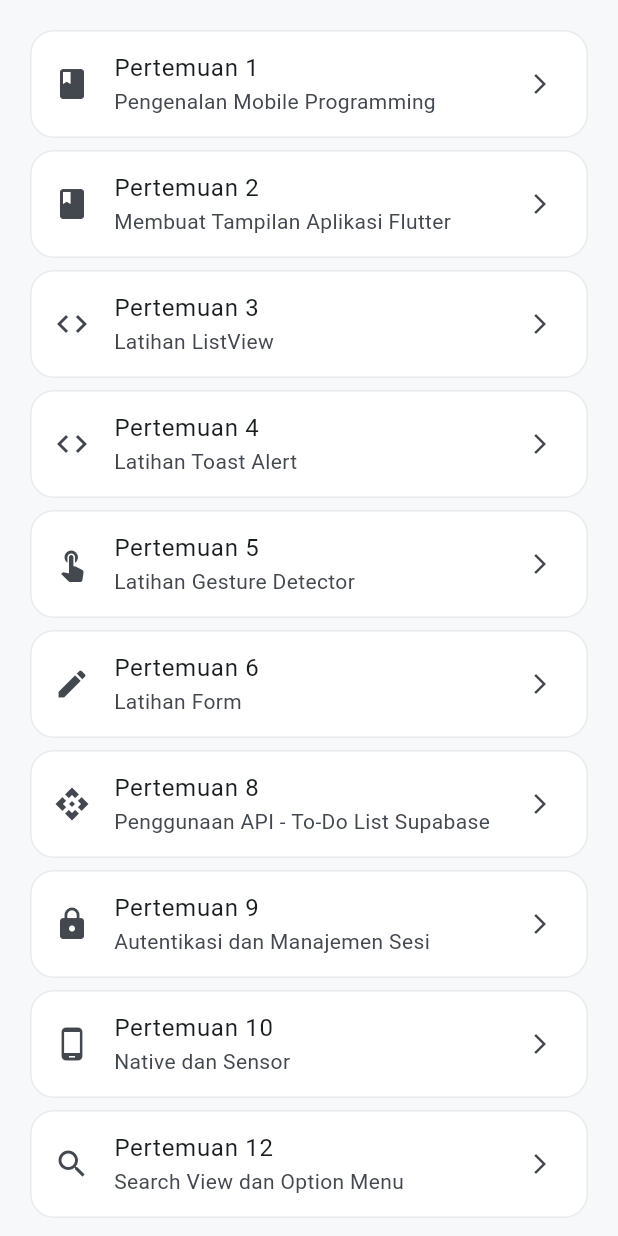
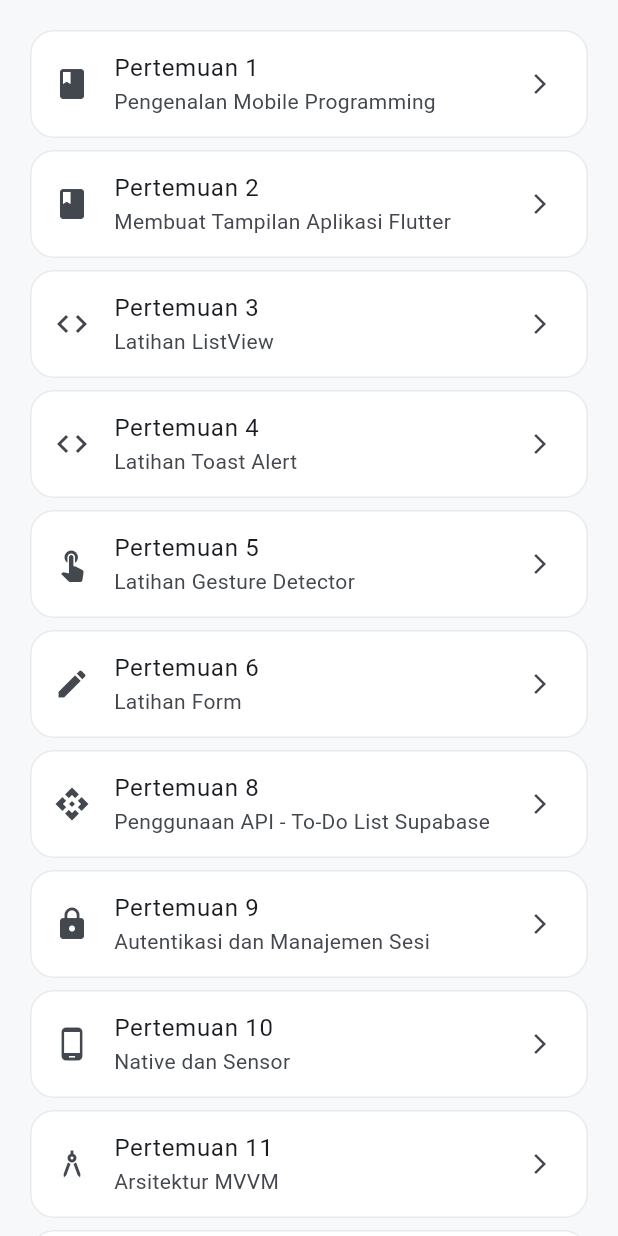
Before and after one commit to agusdwijayanto/platikum_mp, a Flutter app: the MateriPage widget shown alone on an empty page, opened directly, on a phone screen of 412 x 824 dp. Run offline on Flutter 3.47's test engine with Material 3 defaults, Android fonts, the phone set to English and light mode, and no system bars; our stand-ins replace flutter_local_notifications, geolocator, image_picker, permission_handler, shared_preferences, sqflite and 1 more; accounts and stored records are empty.

Commit message:
Tambah kartu Pertemuan 11 di Materi

```diff
--- a/lib/pages/materi_page.dart
+++ b/lib/pages/materi_page.dart
@@ -73,6 +73,13 @@ class MateriPage extends StatelessWidget {
         ),
         _materiCard(
           context,
+          icon: Icons.architecture,
+          title: 'Pertemuan 11',
+          subtitle: 'Arsitektur MVVM',
+          route: '/p8',
+        ),
+        _materiCard(
+          context,
           icon: Icons.search,
           title: 'Pertemuan 12',
           subtitle: 'Search View dan Option Menu',
```
